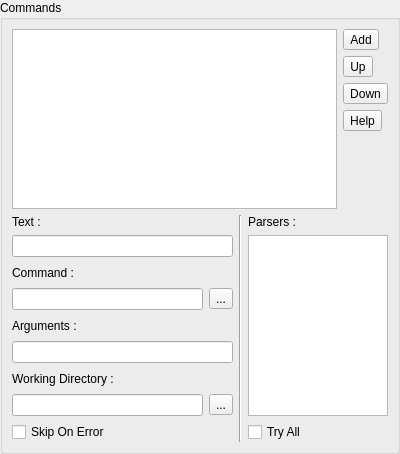
Before: the Qt Designer form v2/branches/newxup/monkey/src/xupmanager/gui/CommandsEditor.ui in testmana2/mks, drawn with Qt 5.
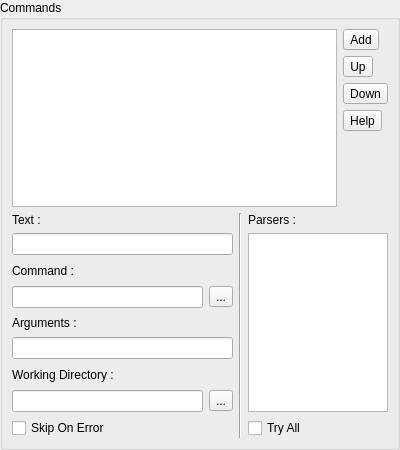
After: the same form once the commit is applied. Icons and pictures are not drawn. Custom widgets are drawn as their Qt base class.

The edit to the form file:
```diff
--- a/v2/branches/newxup/monkey/src/xupmanager/gui/CommandsEditor.ui
+++ b/v2/branches/newxup/monkey/src/xupmanager/gui/CommandsEditor.ui
@@ -7,7 +7,7 @@
     <x>0</x>
     <y>0</y>
     <width>400</width>
-    <height>454</height>
+    <height>450</height>
    </rect>
   </property>
   <property name="windowTitle">
```
Left out of the diff: 2 changed lines with no effect on the pictures.
